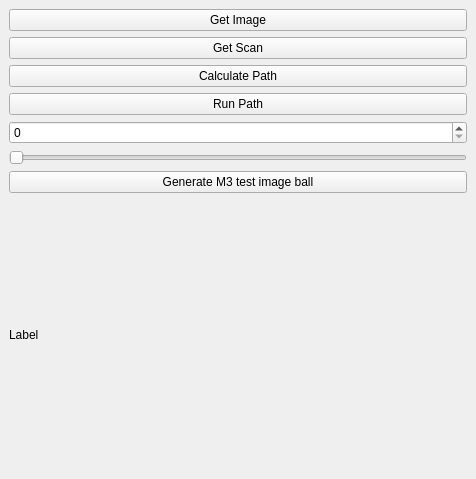
ancker1/ROVIProjekt, file M3-Workcell_and_plugin/Project_WorkCell_Cam/RoviSamplePlugin/src/SamplePlugin.ui: the form before one commit.
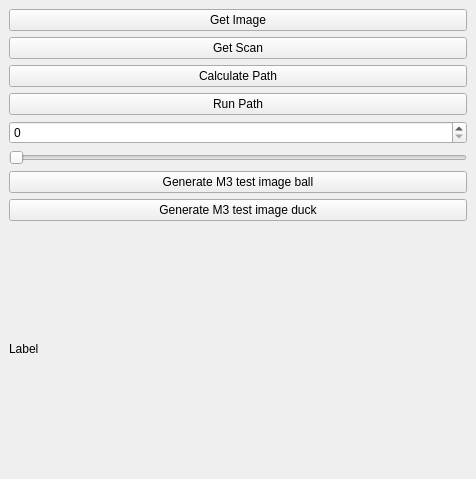
The form after the commit.

Patch:
```diff
--- a/M3-Workcell_and_plugin/Project_WorkCell_Cam/RoviSamplePlugin/src/SamplePlugin.ui
+++ b/M3-Workcell_and_plugin/Project_WorkCell_Cam/RoviSamplePlugin/src/SamplePlugin.ui
@@ -62,6 +62,13 @@
         </property>
        </widget>
       </item>
+      <item>
+       <widget class="QPushButton" name="_btn_genTestImgDuck">
+        <property name="text">
+         <string>Generate M3 test image duck</string>
+        </property>
+       </widget>
+      </item>
       <item>
        <widget class="QLabel" name="_label">
         <property name="text">
```
